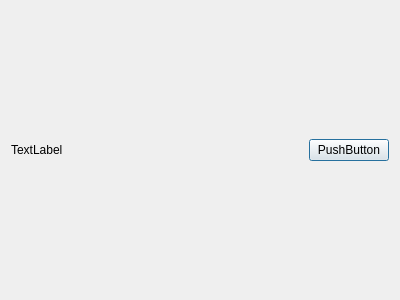
Qt form BaseDialog.ui (wruwami/TPCAM-M30) before a commit.
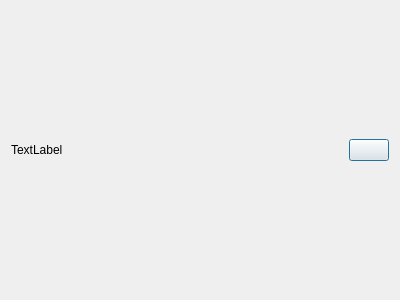
The same form after that commit. Custom widgets are drawn as their Qt base class.

Patch:
```diff
--- a/BaseDialog.ui
+++ b/BaseDialog.ui
@@ -28,7 +28,7 @@
        <item>
         <widget class="CustomPushButton" name="closePushButton">
          <property name="text">
-          <string>PushButton</string>
+          <string/>
          </property>
         </widget>
        </item>
```
